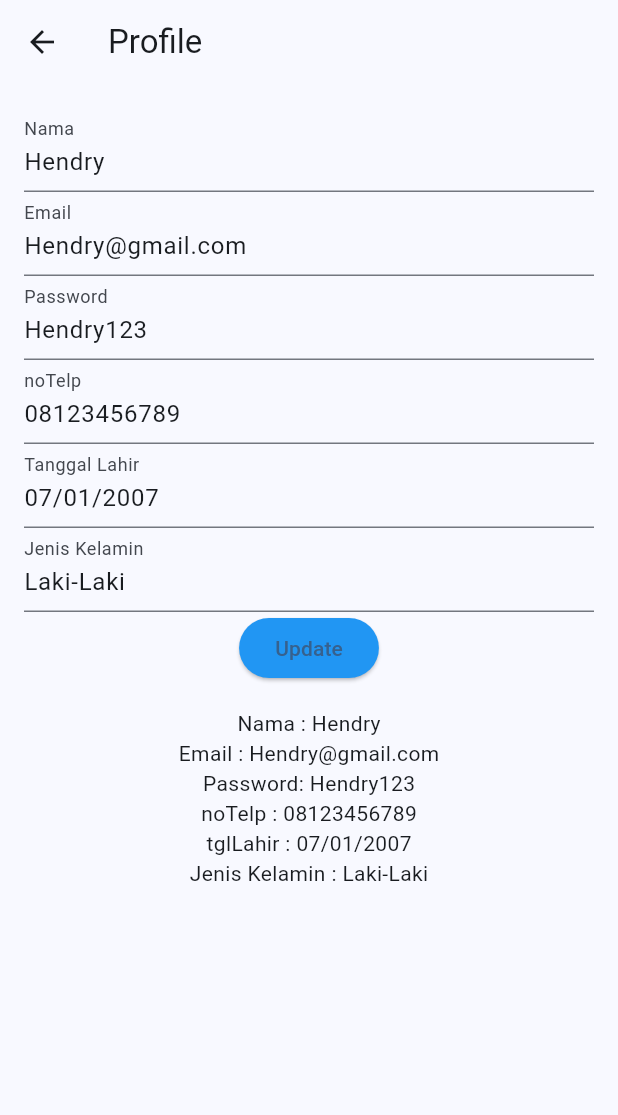
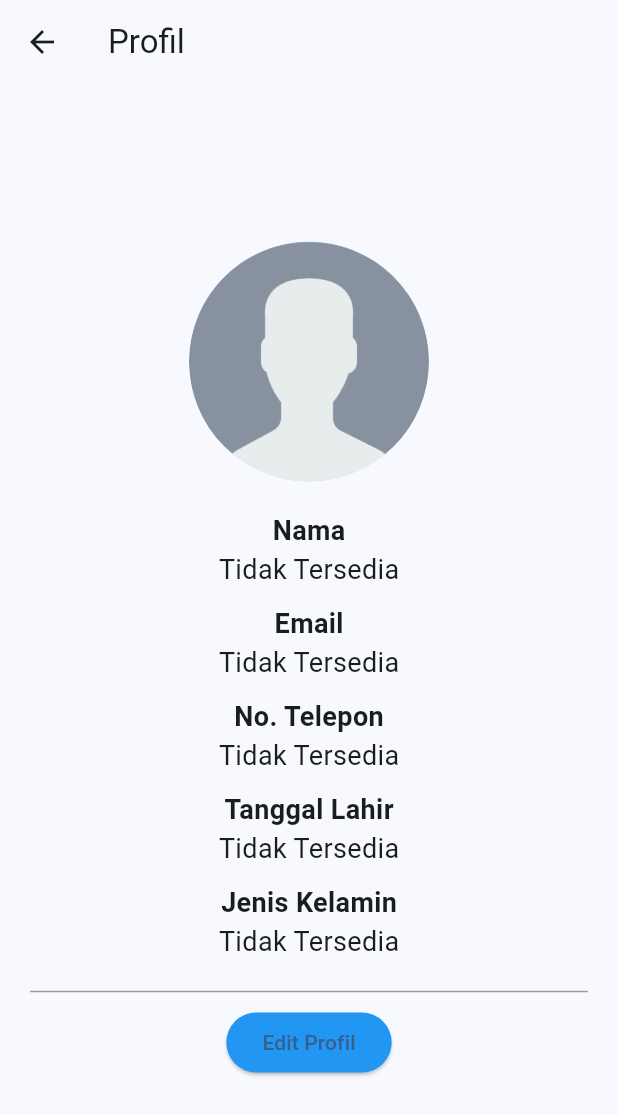
Before and after one commit to byonicku/hospitech, a Flutter app: the ProfilePage screen opened directly, on a phone screen of 412 x 824 dp. Shown: the top 1115 px of the screen. Run offline on Flutter 3.47's test engine with Material 2 defaults, Android fonts, the light colour scheme and no system bars; our stand-ins replace flutter_form_builder, form_builder_validators, shared_preferences, sqflite; accounts and stored records are empty.

Commit message:
bagian profil, dan update

```diff
--- a/lib/View/profile_page.dart
+++ b/lib/View/profile_page.dart
@@ -1,117 +1,113 @@
 import 'package:flutter/material.dart';
 import 'package:shared_preferences/shared_preferences.dart';
+import 'package:tugas_besar_hospital_pbp/View/update_profile_page.dart';
+import 'package:tugas_besar_hospital_pbp/database/sql_control.dart';
 
 class ProfilePage extends StatefulWidget {
-  const ProfilePage({
-    super.key,
-  });
+  const ProfilePage({Key? key}) : super(key: key);
 
   @override
   State<ProfilePage> createState() => _ProfilePageState();
 }
 
 class _ProfilePageState extends State<ProfilePage> {
-  String name = 'Hendry';
-  String email = 'Hendry@gmail.com';
-  String password = 'Hendry123';
-  String noTelp = '08123456789';
-  String tglLahir = '07/01/2007';
-  String jenisKelamin = 'Laki-Laki';
+  List<Map<String, dynamic>> currentUser = [];
+  String? name, email, password, noTelp, tglLahir, jenisKelamin;
 
-  TextEditingController nameController = TextEditingController();
-  TextEditingController emailController = TextEditingController();
-  TextEditingController passwordController = TextEditingController();
-  TextEditingController noTelpController = TextEditingController();
-  TextEditingController tglLahirController = TextEditingController();
-  TextEditingController jenisKelaminController = TextEditingController();
+  void getUserData() async {
+    SharedPreferences prefs = await SharedPreferences.getInstance();
+    final data = await getUserByID(prefs.getInt('id'));
+    setState(() {
+      currentUser = data;
+      name = currentUser.first['username'];
+      email = currentUser.first['email'];
+      password = currentUser.first['password'];
+      noTelp = currentUser.first['no_telp'];
+      tglLahir = currentUser.first['tanggal_lahir'];
+      jenisKelamin = currentUser.first['jenis_kelamin'];
+    });
+  }
 
   @override
   void initState() {
     super.initState();
-    nameController.text = name;
-    emailController.text = email;
-    passwordController.text = password;
-    noTelpController.text = noTelp;
-    tglLahirController.text = tglLahir;
-    jenisKelaminController.text = jenisKelamin;
-  }
-
-  Future<void> _updateProfile() async {
-    SharedPreferences prefs = await SharedPreferences.getInstance();
-    prefs.setString('name', nameController.text);
-    prefs.setString('email', emailController.text);
-    prefs.setString('password', passwordController.text);
-    prefs.setString('noTelp', noTelpController.text);
-    prefs.setString('tglLahir', tglLahirController.text);
-    prefs.setString('jenisKelamin', jenisKelaminController.text);
-    setState(() {
-      name = nameController.text;
-      email = emailController.text;
-      password = passwordController.text;
-      noTelp = noTelpController.text;
-      tglLahir = tglLahirController.text;
-      jenisKelamin = jenisKelaminController.text;
-    });
+    getUserData();
   }
 
   @override
   Widget build(BuildContext context) {
     return Scaffold(
       appBar: AppBar(
-        title: const Text('Profile'),
+        title: const Text('Profil'),
       ),
       body: Padding(
-        padding: const EdgeInsets.all(16.0),
-        child: Column(
-          children: [
-            TextField(
-              controller: nameController,
-              decoration: const InputDecoration(
-                labelText: 'Nama',
+        padding: const EdgeInsets.all(20),
+        child: Center(
+          child: Column(
+            mainAxisAlignment: MainAxisAlignment.center,
+            children: <Widget>[
+              CircleAvatar(
+                radius: 80,
+                backgroundImage: AssetImage('assets/images/profil.png'),
               ),
-            ),
-            TextField(
-              controller: emailController,
-              decoration: const InputDecoration(
-                labelText: 'Email',
+              const SizedBox(height: 20),
+              ProfileInfo(label: 'Nama', value: name),
+              ProfileInfo(label: 'Email', value: email),
+              ProfileInfo(label: 'No. Telepon', value: noTelp),
+              ProfileInfo(label: 'Tanggal Lahir', value: tglLahir),
+              ProfileInfo(label: 'Jenis Kelamin', value: jenisKelamin),
+              const Divider(
+                height: 20,
+                color: Colors.grey,
               ),
-            ),
-            TextField(
-              controller: passwordController,
-              decoration: const InputDecoration(
-                labelText: 'Password',
+              ElevatedButton(
+                child: const Text('Edit Profil'),
+                onPressed: () async {
+                  pushUpdate(context);
+                },
               ),
-            ),
-            TextField(
-              controller: noTelpController,
-              decoration: const InputDecoration(
-                labelText: 'noTelp',
-              ),
-            ),
-            TextField(
-              controller: tglLahirController,
-              decoration: const InputDecoration(
-                labelText: 'Tanggal Lahir',
-              ),
-            ),
-            TextField(
-              controller: jenisKelaminController,
-              decoration: const InputDecoration(labelText: 'Jenis Kelamin'),
-            ),
-            ElevatedButton(
-              onPressed: _updateProfile,
-              child: const Text('Update'),
-            ),
-            const SizedBox(height: 16.0),
-            Text('Nama : $name'),
-            Text('Email : $email'),
-            Text('Password: $password'),
-            Text('noTelp : $noTelp'),
-            Text('tglLahir : $tglLahir'),
-            Text('Jenis Kelamin : $jenisKelamin'),
-          ],
+            ],
+          ),
         ),
       ),
     );
   }
+
+  void pushUpdate(BuildContext context) {
+    Navigator.push(
+      context,
+      MaterialPageRoute(
+        builder: (_) => const UpdateProfilePage(),
+      ),
+    );
+  }
 }
+
+class ProfileInfo extends StatelessWidget {
+  final String label;
+  final String? value;
+
+  const ProfileInfo({required this.label, this.value});
+
+  @override
+  Widget build(BuildContext context) {
+    return Column(
+      children: [
+        Text(
+          label,
+          style: TextStyle(
+            fontSize: 18,
+            fontWeight: FontWeight.bold,
+          ),
+        ),
+        Text(
+          value ?? 'Tidak Tersedia',
+          style: TextStyle(
+            fontSize: 18,
+          ),
+        ),
+        const SizedBox(height: 10),
+      ],
+    );
+  }
+}
--- a/lib/main.dart
+++ b/lib/main.dart
@@ -1,7 +1,9 @@
 import 'package:flutter/material.dart';
 import 'package:tugas_besar_hospital_pbp/View/login.dart';
 
-void main() {
+Future<void> main() async {
+  WidgetsFlutterBinding.ensureInitialized();
+
   runApp(const MainApp());
 }
 
```
Also changed, not shown: lib/View/login.dart (+8 -0 lines), lib/View/update_profile_page.dart (added, +92 -0 lines), lib/database/sql_control.dart (+25 -0 lines), lib/database/sql_helper.dart (+22 -0 lines), assets/images/profil.png (added).
